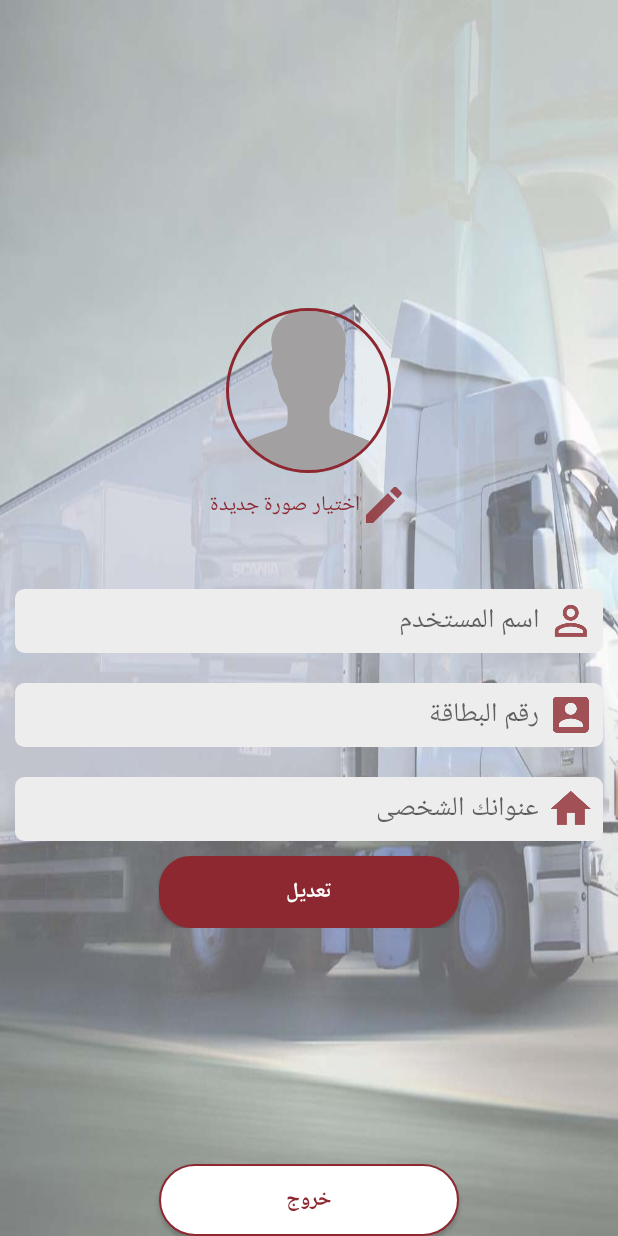
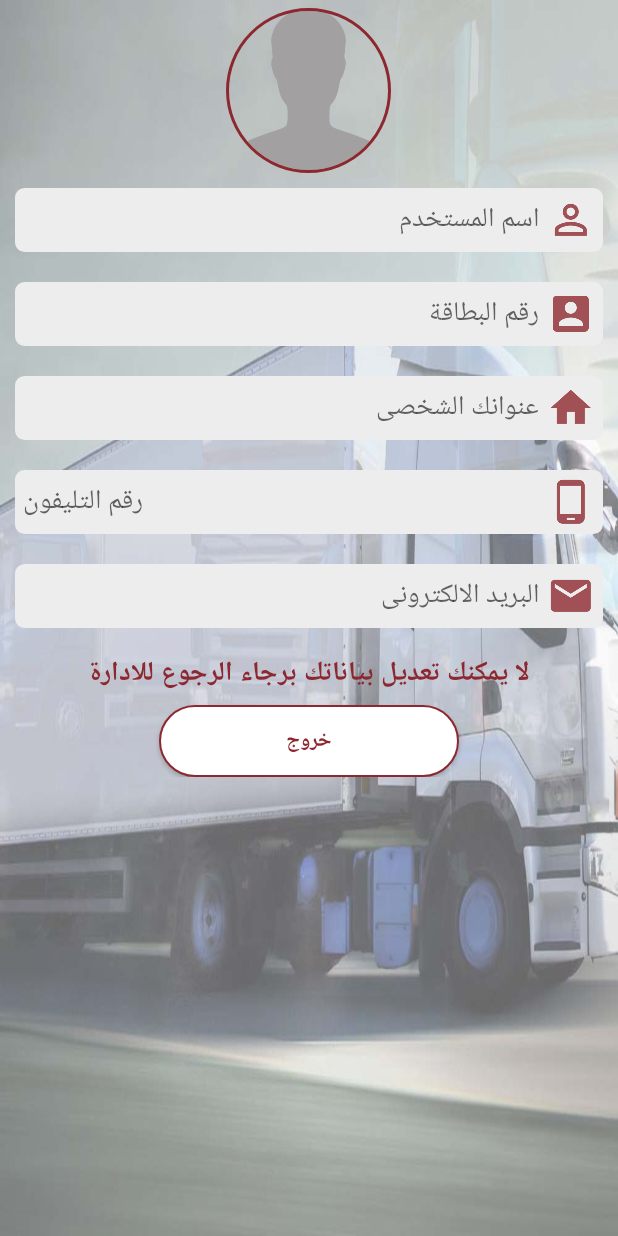
Before and after one commit to ahmed-bassiouny/naqalati, an Android app: the EditProfileActivity screen opened directly, with no data from a screen before it, on a phone screen of 412 x 824 dp. Run offline under Robolectric (Android 15) with nearby library versions, the phone set to English and light mode, and no system bars; our stand-ins replace CircleImageView, Firebase (no records; nobody signed in at launch, a user with empty details on screens opened directly); libraries missing offline, so code that uses them is left out: com.awesomedialog.blennersilva, com.mvc.imagepicker; 6 statements that could not run were skipped.

Commit message:
version 1.19 , blocked user and not edit profile

```diff
--- a/app/build.gradle
+++ b/app/build.gradle
@@ -21,8 +21,8 @@ android {
         applicationId "com.bassiouny.naqalati"
         minSdkVersion 17
         targetSdkVersion 26
-        versionCode 19
-        versionName "1.18"
+        versionCode 20
+        versionName "1.19"
         testInstrumentationRunner "android.support.test.runner.AndroidJUnitRunner"
     }
     buildTypes {
--- a/app/src/main/AndroidManifest.xml
+++ b/app/src/main/AndroidManifest.xml
@@ -50,7 +50,8 @@
             android:theme="@style/myDialog" />
         <activity
             android:name=".activities.EditProfileActivity"
-            android:theme="@style/AppTheme.NoAction" />
+            android:theme="@style/AppTheme.NoAction"
+            android:windowSoftInputMode="stateHidden"/>
         <activity
             android:name=".activities.OptionActivity"
             android:theme="@style/AppTheme.NoAction" />
@@ -86,7 +87,7 @@
             android:theme="@style/AppThemeDialog" />
         <activity
             android:name=".activities.MessageActivity"
-            android:theme="@style/AppTheme.NoAction"></activity>
+            android:theme="@style/AppTheme.NoAction"/>
     </application>
 
 </manifest>
--- a/app/src/main/java/com/bassiouny/naqalati/activities/EditProfileActivity.java
+++ b/app/src/main/java/com/bassiouny/naqalati/activities/EditProfileActivity.java
@@ -41,7 +41,7 @@ public class EditProfileActivity extends AppCompatActivity implements View.OnCli
     private CircleImageView profileImage;
     private TextView tvChooseImage;
     private ProgressBar progress;
-    private EditText etUserName,etUserID,etUserAddress;
+    private EditText etUserName,etUserID,etUserAddress,etPhone,etUserEmail;
     private Uri photoUri;
     String userId;
     Button signout;
@@ -59,6 +59,8 @@ public class EditProfileActivity extends AppCompatActivity implements View.OnCli
         etUserID=findViewById(R.id.et_user_id);
         etUserAddress=findViewById(R.id.et_user_address);
         signout=findViewById(R.id.signout);
+        etPhone = findViewById(R.id.et_phone);
+        etUserEmail = findViewById(R.id.et_user_email);
         signout.setOnClickListener(new View.OnClickListener() {
             @Override
             public void onClick(View v) {
@@ -115,6 +117,8 @@ public class EditProfileActivity extends AppCompatActivity implements View.OnCli
                 etUserName.setText(user.getUserName());
                 etUserID.setText(user.getNumberID());
                 etUserAddress.setText(user.getAddress());
+                etUserEmail.setText(user.getEmail());
+                etPhone.setText(user.getUserPhone());
                 if(!user.getUserAvatar().isEmpty())
                     Utils.showImage(EditProfileActivity.this,user.getUserAvatar(),profileImage);
             }
--- a/app/src/main/java/com/bassiouny/naqalati/activities/SignupActivity.java
+++ b/app/src/main/java/com/bassiouny/naqalati/activities/SignupActivity.java
@@ -177,6 +177,7 @@ public class SignupActivity extends AppCompatActivity {
         user.setEmail(etUserEmail.getText().toString());
         user.setCurrentRequest("");
         user.setRequestStatus(RequestStatus.NO_REQUEST);
+        user.setBlocked(false);
 
         FirebaseDatabase.getInstance().getReference(FirebaseRoot.DB_USER)
                 .child(FirebaseAuth.getInstance().getCurrentUser().getUid())
--- a/app/src/main/res/layout/activity_edit_profile.xml
+++ b/app/src/main/res/layout/activity_edit_profile.xml
@@ -1,20 +1,20 @@
 <?xml version="1.0" encoding="utf-8"?>
-<RelativeLayout xmlns:android="http://schemas.android.com/apk/res/android"
+<ScrollView xmlns:android="http://schemas.android.com/apk/res/android"
     xmlns:app="http://schemas.android.com/apk/res-auto"
     xmlns:tools="http://schemas.android.com/tools"
     android:layout_width="match_parent"
+    android:layout_height="match_parent"
     android:background="@drawable/client"
     android:layoutDirection="rtl"
     android:textDirection="rtl"
-    android:layout_height="match_parent"
     tools:context="com.bassiouny.naqalati.activities.EditProfileActivity">
 
 
     <LinearLayout
+        android:id="@+id/container"
         android:layout_width="match_parent"
         android:layout_height="wrap_content"
-        android:layout_centerInParent="true"
-        android:id="@+id/container"
+        android:layout_marginTop="5dp"
         android:orientation="vertical">
 
         <de.hdodenhof.circleimageview.CircleImageView xmlns:app="http://schemas.android.com/apk/res-auto"
@@ -27,48 +27,54 @@
             app:civ_border_width="2dp" />
 
         <TextView
+            android:id="@+id/tv_choose_image"
             android:layout_width="wrap_content"
             android:layout_height="wrap_content"
             android:layout_gravity="center_horizontal"
             android:layout_marginTop="5dp"
+            android:visibility="gone"
             android:drawableStart="@drawable/ic_edit"
             android:gravity="center"
-            android:id="@+id/tv_choose_image"
             android:paddingBottom="30dp"
             android:text="@string/choose_image"
             android:textColor="@color/red_logo" />
 
 
         <EditText
+            android:id="@+id/et_user_name"
             android:layout_width="match_parent"
             android:layout_height="wrap_content"
             android:layout_margin="10dp"
+            android:enabled="false"
             android:background="@drawable/border_edit_text"
             android:drawablePadding="5dp"
             android:drawableStart="@drawable/ic_user"
             android:hint="@string/user_name"
             android:inputType="textPersonName"
             android:lines="1"
-            android:id="@+id/et_user_name"
             android:maxLines="1"
             android:minHeight="30dp"
             android:padding="5dp" />
+
         <EditText
+            android:id="@+id/et_user_id"
             android:layout_width="match_parent"
             android:layout_height="wrap_content"
             android:layout_margin="10dp"
             android:background="@drawable/border_edit_text"
+            android:digits="0123456789"
+            android:enabled="false"
             android:drawablePadding="5dp"
             android:drawableStart="@drawable/ic_id"
             android:hint="رقم البطاقة"
             android:inputType="number"
-            android:digits="0123456789"
             android:lines="1"
-            android:id="@+id/et_user_id"
             android:maxLines="1"
             android:minHeight="30dp"
             android:padding="5dp" />
+
         <EditText
+            android:id="@+id/et_user_address"
             android:layout_width="match_parent"
             android:layout_height="wrap_content"
             android:layout_margin="10dp"
@@ -77,36 +83,81 @@
             android:drawableStart="@drawable/ic_home"
             android:hint="عنوانك الشخصى"
             android:lines="1"
-            android:id="@+id/et_user_address"
+            android:enabled="false"
             android:maxLines="1"
             android:minHeight="30dp"
             android:padding="5dp" />
 
+
+        <EditText
+            android:id="@+id/et_phone"
+            android:layout_width="match_parent"
+            android:layout_height="wrap_content"
+            android:layout_margin="10dp"
+            android:background="@drawable/border_edit_text"
+            android:digits="0123456789"
+            android:drawablePadding="5dp"
+            android:drawableStart="@drawable/ic_phone"
+            android:hint="@string/number_phone"
+            android:inputType="phone"
+            android:lines="1"
+            android:enabled="false"
+            android:maxLines="1"
+            android:minHeight="30dp"
+            android:padding="5dp" />
+
+        <EditText
+            android:id="@+id/et_user_email"
+            android:layout_width="match_parent"
+            android:layout_height="wrap_content"
+            android:layout_margin="10dp"
+            android:background="@drawable/border_edit_text"
+            android:drawablePadding="5dp"
+            android:drawableStart="@drawable/ic_email"
+            android:hint="البريد الالكترونى"
+            android:lines="1"
+            android:maxLines="1"
+            android:minHeight="30dp"
+            android:enabled="false"
+            android:padding="5dp" />
+
+        <TextView
+            android:layout_width="wrap_content"
+            android:layout_height="wrap_content"
+            android:layout_gravity="center"
+            android:text="ﻻ يمكنك تعديل بياناتك برجاء الرجوع للادارة"
+            android:textColor="@color/red_logo"
+            android:layout_margin="5dp"
+            android:textStyle="bold"
+            android:textSize="18sp"/>
+
         <Button
+            android:id="@+id/btn_edit"
             android:layout_width="200dp"
             android:layout_height="wrap_content"
             android:layout_gravity="center"
             android:background="@drawable/border_button"
             android:gravity="center"
-            android:id="@+id/btn_edit"
             android:text="@string/edit"
             android:textColor="@color/white"
-            android:textStyle="bold" />
-    </LinearLayout>
+            android:textStyle="bold"
+            android:visibility="gone" />
+
         <ProgressBar
+            android:id="@+id/progress"
             android:layout_width="wrap_content"
             android:layout_height="wrap_content"
-        android:layout_centerInParent="true"
-        android:id="@+id/progress"/>
+            android:layout_gravity="center"/>
+
         <Button
+            android:id="@+id/signout"
             android:layout_width="200dp"
             android:layout_height="wrap_content"
             android:layout_gravity="center"
             android:background="@drawable/border_button_white"
-        android:layout_alignParentBottom="true"
-        android:layout_centerHorizontal="true"
-        android:id="@+id/signout"
             android:text="@string/signout"
             android:textColor="@color/red_logo"
             android:textStyle="bold" />
-</RelativeLayout>
+    </LinearLayout>
+
+</ScrollView>
```
Also changed, not shown: app/src/main/java/com/bassiouny/naqalati/activities/SigninActivity.java (+37 -4 lines), app/src/main/java/com/bassiouny/naqalati/model/User.java (+11 -0 lines), app/src/main/res/layout/activity_expired.xml (+1 -7 lines). Lines whose indentation alone changed are shown as unchanged.
